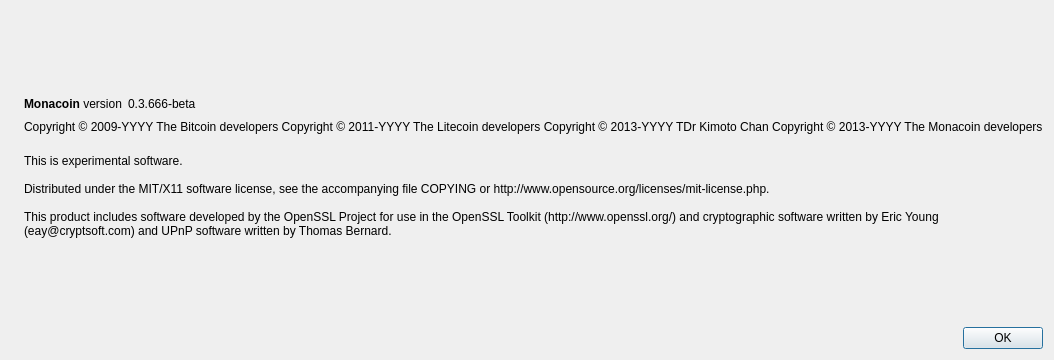
First picture: the form in src/qt/forms/aboutdialog.ui, repository monacoinproject/monacoin, before the edit.
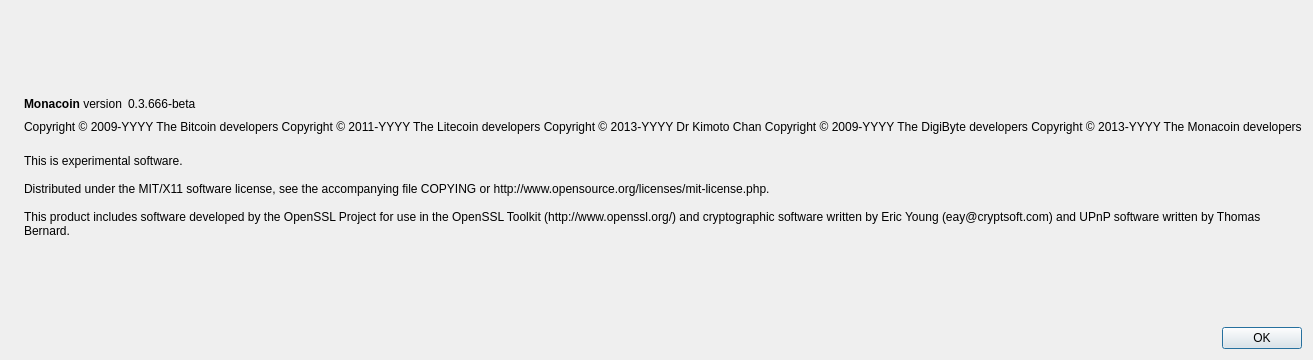
Second picture: the form after the edit. Icons and pictures are not drawn.

The edit to the form file:
```diff
--- a/src/qt/forms/aboutdialog.ui
+++ b/src/qt/forms/aboutdialog.ui
@@ -93,7 +93,8 @@
        <property name="text">
         <string notr="true">Copyright &amp;copy; 2009-YYYY The Bitcoin developers
 Copyright &amp;copy; 2011-YYYY The Litecoin developers
-Copyright &amp;copy; 2013-YYYY TDr Kimoto Chan
+Copyright &amp;copy; 2013-YYYY Dr Kimoto Chan
+Copyright &amp;copy; 2009-YYYY The DigiByte developers
 Copyright &amp;copy; 2013-YYYY The Monacoin developers</string>
        </property>
        <property name="textFormat">
```
